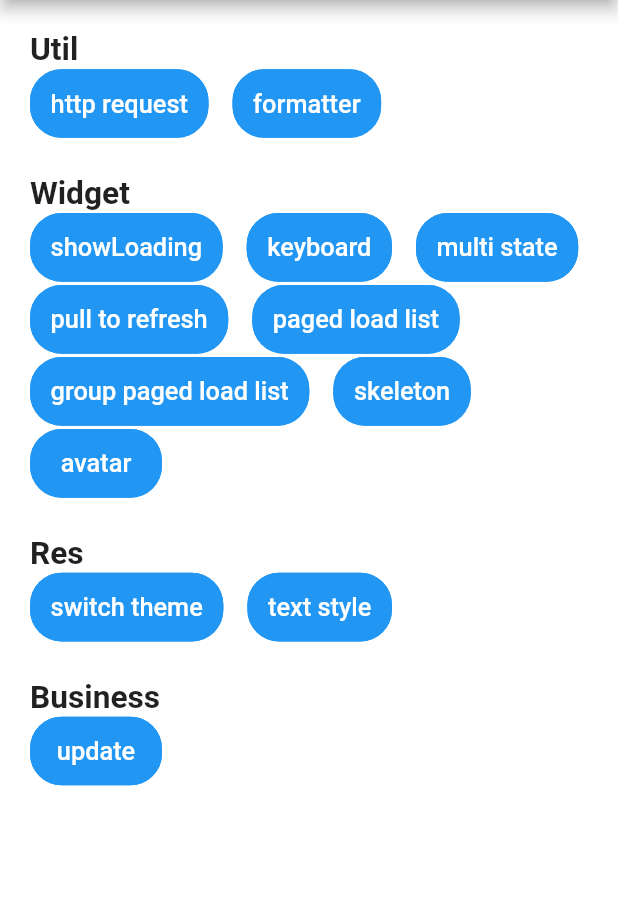
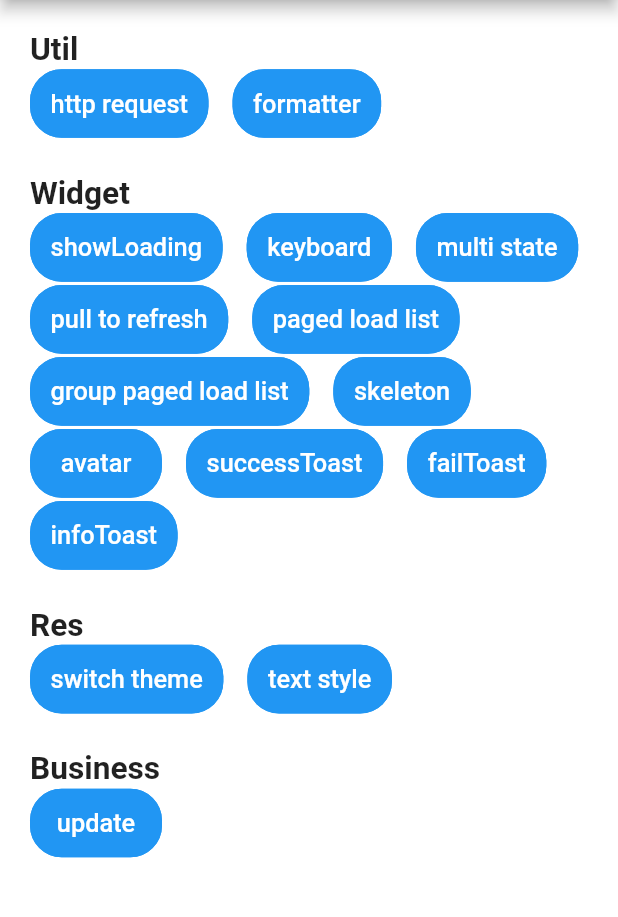
Before and after one commit to cctangwen/wise_util, a Flutter app: the screen it shows after launch, on a phone screen of 412 x 824 dp, the part 84-1001 px from its top. Run offline on Flutter 3.47's test engine with Material 2 defaults, Android fonts, the phone set to English and light mode, and no system bars; our stand-ins replace cached_network_image, dio, flutter_styled_toast, get, grouped_list, package_info and 5 more; missing offline and left inert: app_installer; generated files the repository leaves out were written again; Roboto replaces fonts that are missing (Regular).

Commit message:
新增toast组件

```diff
--- a/example/lib/pages/home/home_view.dart
+++ b/example/lib/pages/home/home_view.dart
@@ -8,6 +8,7 @@ import 'package:wise_util/res/wise_style.dart';
 import 'package:wise_util/widget/wise_box.dart';
 import 'package:wise_util/widget/wise_button.dart';
 import 'package:wise_util/widget/wise_loading.dart';
+import 'package:wise_util/widget/wise_toast.dart';
 
 import 'home_controller.dart';
 
@@ -36,7 +37,7 @@ class HomePage extends StatelessWidget {
                 children: [
                   _buildUtil(),
                   WiseBox().hBox20,
-                  _buildWidget(),
+                  _buildWidget(context),
                   WiseBox().hBox20,
                   _buildRes(),
                   WiseBox().hBox20,
@@ -96,7 +97,7 @@ class HomePage extends StatelessWidget {
     );
   }
 
-  Widget _buildWidget() {
+  Widget _buildWidget(BuildContext context) {
     return Column(
       crossAxisAlignment: CrossAxisAlignment.start,
       children: [
@@ -134,6 +135,15 @@ class HomePage extends StatelessWidget {
             WiseButton.primaryButton("avatar", onPressed: () async {
               Get.toNamed(AppRoute.pageAvatar);
             }),
+            WiseButton.primaryButton("successToast", onPressed: () async {
+              WiseToast.successToast(context, 'ppsp');
+            }),
+            WiseButton.primaryButton("failToast", onPressed: () async {
+              WiseToast.failToast(context, 'ppsp');
+            }),
+            WiseButton.primaryButton("infoToast", onPressed: () async {
+              WiseToast.infoToast(context, 'ppsp');
+            }),
           ],
         ),
       ],
--- a/pubspec.yaml
+++ b/pubspec.yaml
@@ -53,6 +53,8 @@ dependencies:
   # 网络图片缓存
   cached_network_image: ^3.1.0
 
+  flutter_styled_toast: ^2.0.0
+
 flutter:
   uses-material-design: true
   assets:
```
Also changed, not shown: lib/widget/wise_toast.dart (added, +108 -0 lines), example/pubspec.lock, pubspec.lock.
